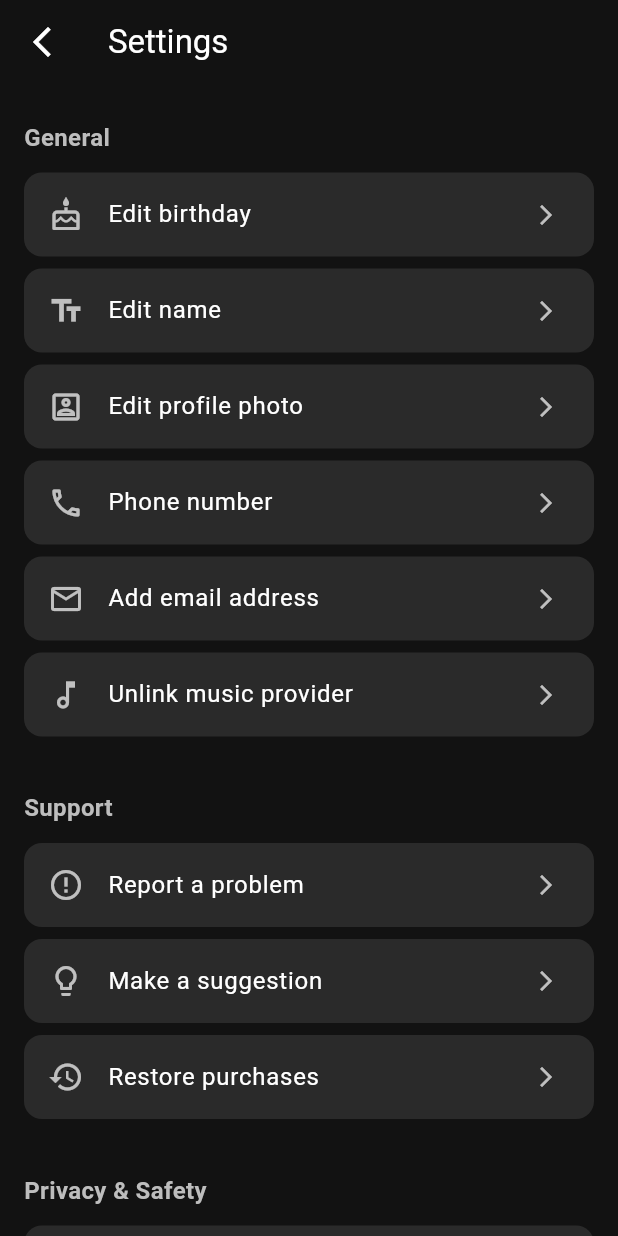
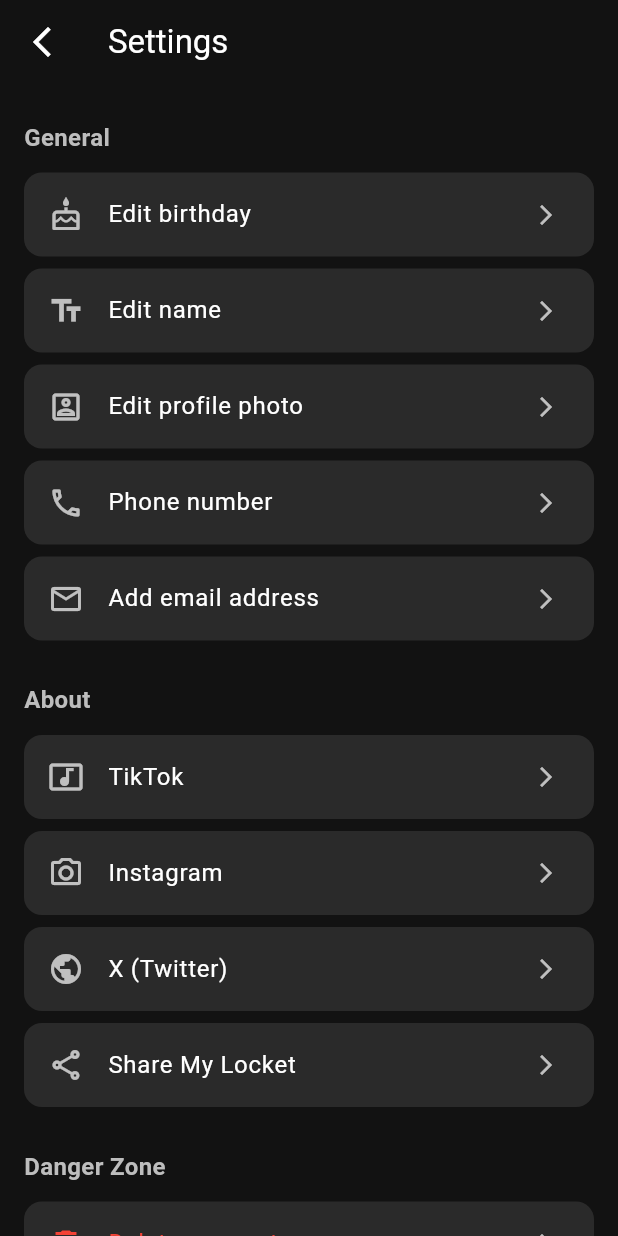
Before and after one commit to betapcode17/locketBeta, a Flutter app: the ProfileScreen screen opened directly, after a tap on the "settings" icon, on a phone screen of 412 x 824 dp. Run offline on Flutter 3.47's test engine with Material 3 defaults, Android fonts, the phone set to English and light mode, and no system bars; our stand-ins replace camera, flutter_bloc; network calls fail.

Commit message:
Updated profile and user settings
Added dozens of pictures to my profile page, and added/ removed some user settings

```diff
--- a/lib/profile/cubit/profile_cubit.dart
+++ b/lib/profile/cubit/profile_cubit.dart
@@ -14,23 +14,31 @@ class ProfileCubit extends Cubit<ProfileState> {
 
       await Future.delayed(const Duration(seconds: 1));
 
+      final lockets = [
+        LocketPhotoModel(id: 'a', userId: '123', imageUrl: 'https://encrypted-tbn0.gstatic.com/images?q=tbn:ANd9GcS6nWrDmTZ5-h_wOryw8-CnXnOjuitgTOaHFg&s', timestamp: DateTime(2025, 10, 25)),
+        LocketPhotoModel(id: 'b', userId: '123', imageUrl: 'https://encrypted-tbn0.gstatic.com/images?q=tbn:ANd9GcQhLrq4s4xwmnVwnLBDcBPH7CZY4SSto1DoDA&s', timestamp: DateTime(2025, 10, 24)),
+        LocketPhotoModel(id: 'c', userId: '123', imageUrl: 'https://thechive.com/wp-content/uploads/2019/12/person-hilariously-photoshops-animals-onto-random-things-xx-photos-25.jpg?attachment_cache_bust=3136487&quality=85&strip=info&w=400', timestamp: DateTime(2025, 10, 23)),
+        LocketPhotoModel(id: 'd', userId: '123', imageUrl: 'https://plus.unsplash.com/premium_photo-1689551670902-19b441a6afde?ixlib=rb-4.1.0&ixid=M3wxMjA3fDB8MHxzZWFyY2h8MXx8cmFuZG9tJTIwcGVvcGxlfGVufDB8fDB8fHww&fm=jpg&q=60&w=3000', timestamp: DateTime(2025, 9, 20)),
+        LocketPhotoModel(id: 'e', userId: '123', imageUrl: 'https://www.boredpanda.com/blog/wp-content/uploads/2025/03/67c700849a6c7_funny-random-rare-pictures.jpg', timestamp: DateTime(2025, 8, 19)),
+        LocketPhotoModel(id: 'e', userId: '123', imageUrl: 'https://encrypted-tbn0.gstatic.com/images?q=tbn:ANd9GcThOIJADhWt65CEl5WEehoHPaJBCfeh5P5Vqg&s', timestamp: DateTime(2025, 8, 19)),
+        LocketPhotoModel(id: 'e', userId: '123', imageUrl: 'https://pbs.twimg.com/profile_images/495157428745678848/_iUW0sIC.jpeg', timestamp: DateTime(2025, 8, 19)),
+        LocketPhotoModel(id: 'e', userId: '123', imageUrl: 'https://encrypted-tbn0.gstatic.com/images?q=tbn:ANd9GcTlm7hKdlMDSHrkEGXwO2yF1nOB6sRZM9yCIw&s', timestamp: DateTime(2025, 8, 19)),
+        LocketPhotoModel(id: 'e', userId: '123', imageUrl: 'https://encrypted-tbn0.gstatic.com/images?q=tbn:ANd9GcRAYWm7TwxYUYqAhnpQNgd92209vu4Kgg_8yQ&s', timestamp: DateTime(2025, 8, 19)),
+        LocketPhotoModel(id: 'e', userId: '123', imageUrl: 'https://encrypted-tbn0.gstatic.com/images?q=tbn:ANd9GcTXMyxRZFyt1Sqy9i0tiLXmlqCFXUSv3YWdNw&s', timestamp: DateTime(2025, 8, 19)),
+        LocketPhotoModel(id: 'e', userId: '123', imageUrl: 'https://img.freepik.com/premium-photo/random-image_590832-9664.jpg', timestamp: DateTime(2025, 8, 19)),
+        LocketPhotoModel(id: 'e', userId: '123', imageUrl: 'https://cdn.dribbble.com/userupload/15575029/file/original-0e6a01ce3727e2b4022b3fdd1e495156.png?resize=752x&vertical=center', timestamp: DateTime(2025, 8, 19)),
+        LocketPhotoModel(id: 'e', userId: '123', imageUrl: 'https://encrypted-tbn0.gstatic.com/images?q=tbn:ANd9GcQbhihvepad41lmyESpsCoHKvIFJKbSuZZ-2w&s', timestamp: DateTime(2025, 8, 19)),
+      ];
+
+
       final userProfile = UserProfileModel(
         id: '123',
         username: 'Hậu Ngọc',
         handle: 'dodoododo',
-        profileImageUrl: 'https://placeimg.com/100/100/people',
-        locketCount: 1533,
+        profileImageUrl: 'https://i.pinimg.com/736x/c8/94/c0/c894c0cabce37aeb478dc2ac06743cb5.jpg',
+        locketCount: lockets.length,
         streak: 0,
       );
-
-      final lockets = [
-        LocketPhotoModel(id: 'a', userId: '123', imageUrl: 'https://placeimg.com/100/100/nature', timestamp: DateTime(2025, 10, 25)),
-        LocketPhotoModel(id: 'b', userId: '123', imageUrl: 'https://placeimg.com/100/100/animals', timestamp: DateTime(2025, 10, 24)),
-        LocketPhotoModel(id: 'c', userId: '123', imageUrl: 'https://placeimg.com/100/100/tech', timestamp: DateTime(2025, 10, 23)),
-        LocketPhotoModel(id: 'd', userId: '123', imageUrl: 'https://placeimg.com/100/100/arch', timestamp: DateTime(2025, 9, 20)),
-        LocketPhotoModel(id: 'e', userId: '123', imageUrl: 'https://placeimg.com/100/100/grayscale', timestamp: DateTime(2025, 9, 19)),
-      ];
-
 
       emit(ProfileLoaded(userProfile, lockets));
     } catch (e) {
--- a/lib/profile/user_settings/user_settings.dart
+++ b/lib/profile/user_settings/user_settings.dart
@@ -1,7 +1,31 @@
 import 'package:flutter/material.dart';
 import 'package:flutter_bloc/flutter_bloc.dart';
 
-import 'package:locket_beta/profile/user_settings/cubit/user_settings_cubit.dart';
+// Assuming SettingsCubit and states are defined elsewhere
+// import 'package:locket_beta/profile/user_settings/cubit/user_settings_cubit.dart';
+
+// Mock classes for demonstration since the CUBIT is not provided
+class SettingsCubit extends Cubit<SettingsState> {
+  SettingsCubit() : super(SettingsInitial());
+  void fetchSettings() {
+    // Simulate a network request
+    Future.delayed(const Duration(seconds: 1), () {
+      emit(SettingsLoaded(settings: "Mock Settings")); // Pass mock data
+    });
+  }
+}
+abstract class SettingsState {}
+class SettingsInitial extends SettingsState {}
+class SettingsLoading extends SettingsState {}
+class SettingsLoaded extends SettingsState {
+  final dynamic settings; // Using dynamic for mock data
+  SettingsLoaded({required this.settings});
+}
+class SettingsError extends SettingsState {
+  final String message;
+  SettingsError({required this.message});
+}
+// End of mock classes
 
 
 class SettingsScreen extends StatelessWidget {
@@ -9,9 +33,7 @@ class SettingsScreen extends StatelessWidget {
 
   @override
   Widget build(BuildContext context) {
-
     return BlocProvider(
-
       create: (context) => SettingsCubit()..fetchSettings(),
       child: Scaffold(
         backgroundColor: const Color(0xff121212),
@@ -28,7 +50,6 @@ class SettingsScreen extends StatelessWidget {
           ),
           iconTheme: const IconThemeData(color: Colors.white),
         ),
-
         body: BlocBuilder<SettingsCubit, SettingsState>(
           builder: (context, state) {
             if (state is SettingsLoading || state is SettingsInitial) {
@@ -38,10 +59,12 @@ class SettingsScreen extends StatelessWidget {
               return Center(child: Text(state.message));
             }
             if (state is SettingsLoaded) {
-              final settings = state.settings;
+              // final settings = state.settings; // You can use this if needed
               return ListView(
                 padding: const EdgeInsets.all(16.0),
                 children: [
+
+                  // --- Existing General Section ---
                   _buildSectionHeader('General'),
                   _SettingsListItem(
                     icon: Icons.cake_outlined,
@@ -68,44 +91,45 @@ class SettingsScreen extends StatelessWidget {
                     title: 'Add email address',
                     onTap: () { /* TODO */ },
                   ),
+                  const SizedBox(height: 16), // Spacer between sections
+
+                  // --- Added About Section ---
+                  _buildSectionHeader('About'),
                   _SettingsListItem(
-                    icon: Icons.music_note_outlined,
-                    title: 'Unlink music provider',
-                    onTap: () { /* TODO */ },
-                  ),
-
-                  const SizedBox(height: 24),
-                  _buildSectionHeader('Support'),
-                  _SettingsListItem(
-                    icon: Icons.error_outline,
-                    title: 'Report a problem',
+                    icon: Icons.music_video_outlined, // Placeholder for TikTok
+                    title: 'TikTok',
                     onTap: () { /* TODO */ },
                   ),
                   _SettingsListItem(
-                    icon: Icons.lightbulb_outline,
-                    title: 'Make a suggestion',
+                    icon: Icons.camera_alt_outlined, // Placeholder for Instagram
+                    title: 'Instagram',
                     onTap: () { /* TODO */ },
                   ),
                   _SettingsListItem(
-                    icon: Icons.restore,
-                    title: 'Restore purchases',
+                    icon: Icons.public_outlined, // Placeholder for X
+                    title: 'X (Twitter)',
                     onTap: () { /* TODO */ },
                   ),
+                  _SettingsListItem(
+                    icon: Icons.share_outlined,
+                    title: 'Share My Locket',
+                    onTap: () { /* TODO */ },
+                  ),
+                  const SizedBox(height: 16), // Spacer between sections
 
-                  const SizedBox(height: 24),
-                  _buildSectionHeader('Privacy & Safety'),
-
+                  // --- Added Danger Zone Section ---
+                  _buildSectionHeader('Danger Zone'),
                   _SettingsListItem(
-                    icon: Icons.remove_red_eye_outlined,
-                    title: 'Send read receipts',
-                    trailing: Switch(
-                      value: settings.sendReadReceipts,
-                      onChanged: (newValue) {
-
-                        context.read<SettingsCubit>().updateReadReceipts(newValue);
-                      },
-                      activeColor: Colors.amber,
-                    ),
+                    icon: Icons.delete_outline,
+                    title: 'Delete account',
+                    onTap: () { /* TODO */ },
+                    iconColor: Colors.red, // Use custom color
+                    titleColor: Colors.red, // Use custom color
+                  ),
+                  _SettingsListItem(
+                    icon: Icons.logout_outlined,
+                    title: 'Sign out',
+                    onTap: () { /* TODO */ },
                   ),
                 ],
               );
@@ -132,18 +156,21 @@ class SettingsScreen extends StatelessWidget {
   }
 }
 
-
 class _SettingsListItem extends StatelessWidget {
   final IconData icon;
   final String title;
   final VoidCallback? onTap;
   final Widget? trailing;
+  final Color? titleColor; // Added for custom title color
+  final Color? iconColor; // Added for custom icon color
 
   const _SettingsListItem({
     required this.icon,
     required this.title,
     this.onTap,
     this.trailing,
+    this.titleColor,
+    this.iconColor,
   });
 
   @override
@@ -155,9 +182,16 @@ class _SettingsListItem extends StatelessWidget {
         borderRadius: BorderRadius.circular(12),
       ),
       child: ListTile(
-        leading: Icon(icon, color: Colors.white70),
-        title: Text(title, style: const TextStyle(color: Colors.white)),
-        trailing: trailing ?? (onTap != null ? const Icon(Icons.arrow_forward_ios, size: 16, color: Colors.white70) : null),
+        leading: Icon(icon, color: iconColor ?? Colors.white70), // Use custom color
+        title: Text(
+          title,
+          style: TextStyle(color: titleColor ?? Colors.white), // Use custom color
+        ),
+        trailing: trailing ??
+            (onTap != null
+                ? const Icon(Icons.arrow_forward_ios,
+                    size: 16, color: Colors.white70)
+                : null),
         onTap: onTap,
         shape: RoundedRectangleBorder(
           borderRadius: BorderRadius.circular(12),
```
Also changed, not shown: pubspec.lock (deleted), 1 other file.
